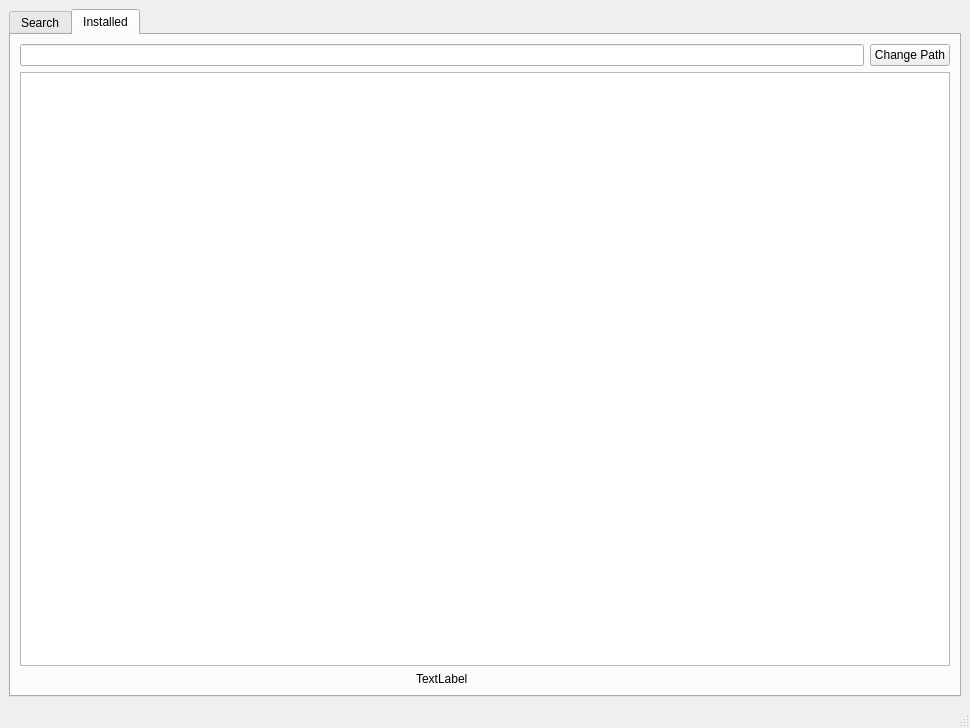
The window that src/mainwindow.ui (JonasKnarbakk/WoW-AddonManager) describes before a commit, drawn with Qt 5.
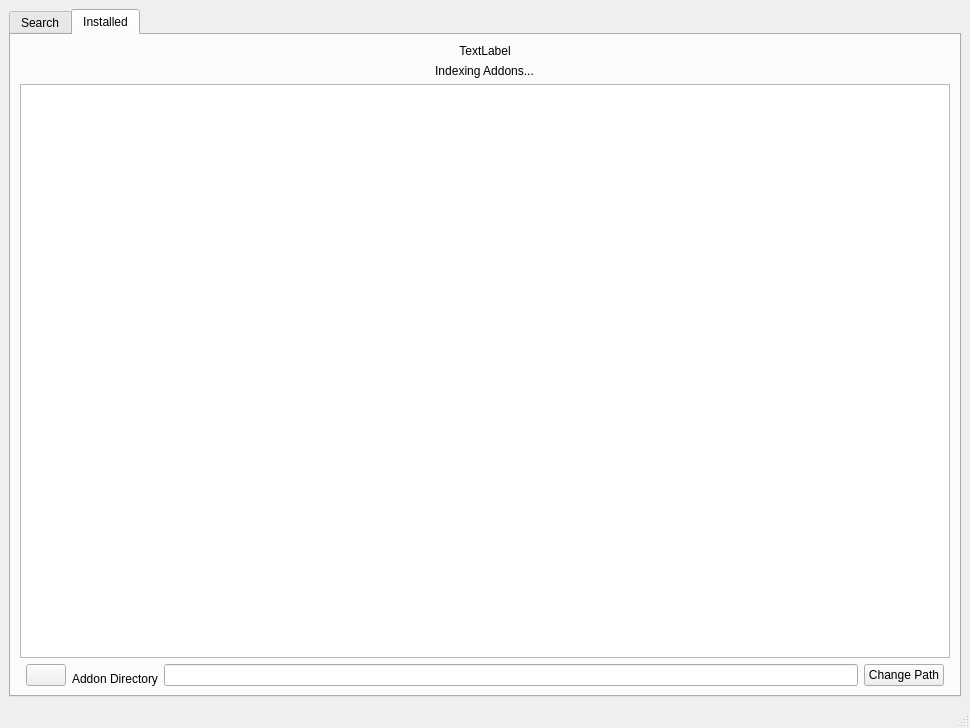
The same window after the commit. Icons and pictures are not drawn.

Commit message: Made various improvements to the ui layout

```diff
--- a/src/mainwindow.ui
+++ b/src/mainwindow.ui
@@ -68,7 +68,7 @@
         <string>Installed</string>
        </attribute>
        <layout class="QGridLayout" name="gridLayout_2">
-        <item row="3" column="1" colspan="2">
+        <item row="3" column="0" colspan="3">
          <widget class="QTableView" name="installedTableView">
           <property name="editTriggers">
            <set>QAbstractItemView::NoEditTriggers</set>
@@ -87,26 +87,86 @@
           </attribute>
          </widget>
         </item>
-        <item row="1" column="2">
-         <widget class="QPushButton" name="installPathButton">
+        <item row="1" column="1" alignment="Qt::AlignHCenter">
+         <widget class="QLabel" name="installedLoadingText">
+          <property name="sizePolicy">
+           <sizepolicy hsizetype="Expanding" vsizetype="Fixed">
+            <horstretch>0</horstretch>
+            <verstretch>0</verstretch>
+           </sizepolicy>
+          </property>
           <property name="text">
-           <string>Change Path</string>
+           <string>Indexing Addons...</string>
+          </property>
+          <property name="alignment">
+           <set>Qt::AlignCenter</set>
           </property>
          </widget>
         </item>
-        <item row="1" column="1">
-         <widget class="QLineEdit" name="installPathField"/>
-        </item>
-        <item row="4" column="1" alignment="Qt::AlignHCenter|Qt::AlignVCenter">
-         <widget class="QLabel" name="installedLoadingLabel">
+        <item row="0" column="1" alignment="Qt::AlignHCenter">
+         <widget class="QLabel" name="installedLoadingGif">
+          <property name="sizePolicy">
+           <sizepolicy hsizetype="Expanding" vsizetype="Fixed">
+            <horstretch>0</horstretch>
+            <verstretch>0</verstretch>
+           </sizepolicy>
+          </property>
           <property name="layoutDirection">
            <enum>Qt::LeftToRight</enum>
           </property>
           <property name="text">
            <string>TextLabel</string>
           </property>
+          <property name="scaledContents">
+           <bool>false</bool>
+          </property>
+          <property name="alignment">
+           <set>Qt::AlignCenter</set>
+          </property>
          </widget>
         </item>
+        <item row="7" column="1">
+         <layout class="QHBoxLayout" name="horizontalLayout_2">
+          <property name="rightMargin">
+           <number>0</number>
+          </property>
+          <item alignment="Qt::AlignBottom">
+           <widget class="QPushButton" name="installedRefreshButton">
+            <property name="text">
+             <string/>
+            </property>
+            <property name="icon">
+             <iconset>
+              <normaloff>../resources/images/refresh_icon.png</normaloff>../resources/images/refresh_icon.png</iconset>
+            </property>
+           </widget>
+          </item>
+          <item alignment="Qt::AlignBottom">
+           <widget class="QLabel" name="label">
+            <property name="text">
+             <string>Addon Directory</string>
+            </property>
+            <property name="alignment">
+             <set>Qt::AlignCenter</set>
+            </property>
+           </widget>
+          </item>
+          <item alignment="Qt::AlignBottom">
+           <widget class="QLineEdit" name="installPathField">
+            <property name="alignment">
+             <set>Qt::AlignBottom|Qt::AlignLeading|Qt::AlignLeft</set>
+            </property>
+           </widget>
+          </item>
+          <item alignment="Qt::AlignBottom">
+           <widget class="QPushButton" name="installPathButton">
+            <property name="text">
+             <string>Change Path</string>
+            </property>
+           </widget>
+          </item>
+         </layout>
+        </item>
        </layout>
       </widget>
      </widget>
```
The commit also changes 10 other files.
